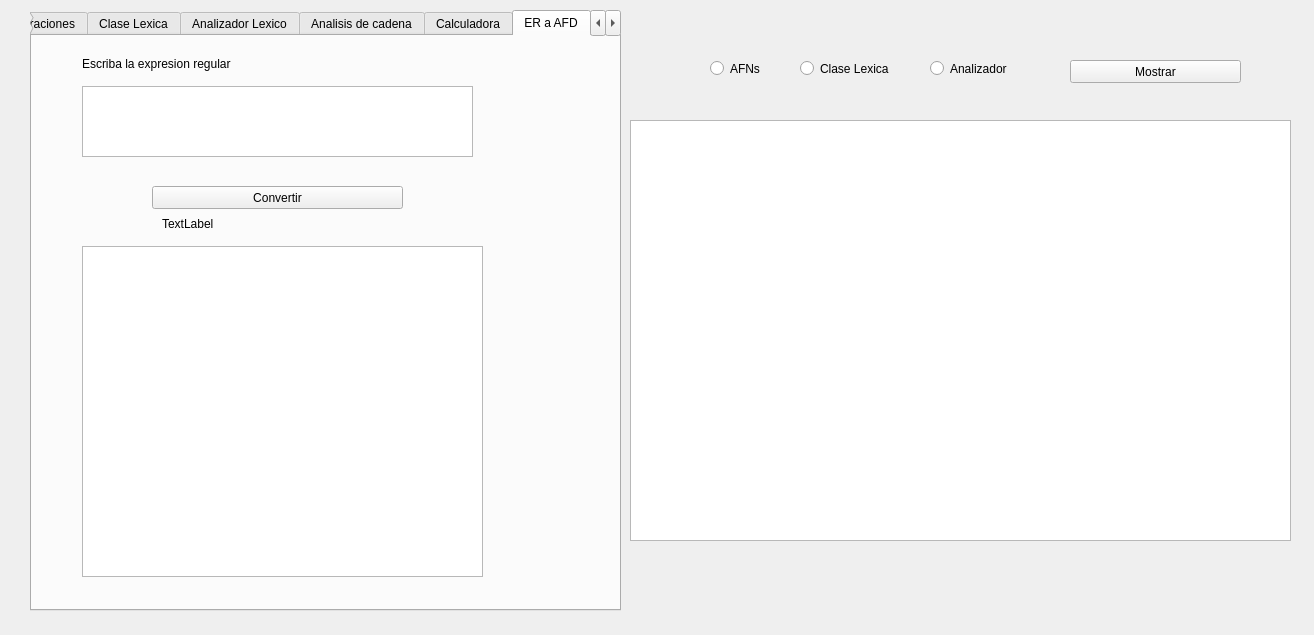
This is InterfazGrafica/Interfaz_Lexico.ui in edwbcruzv/Compiladores as Qt 5 draws it before an edit. The edited form follows.
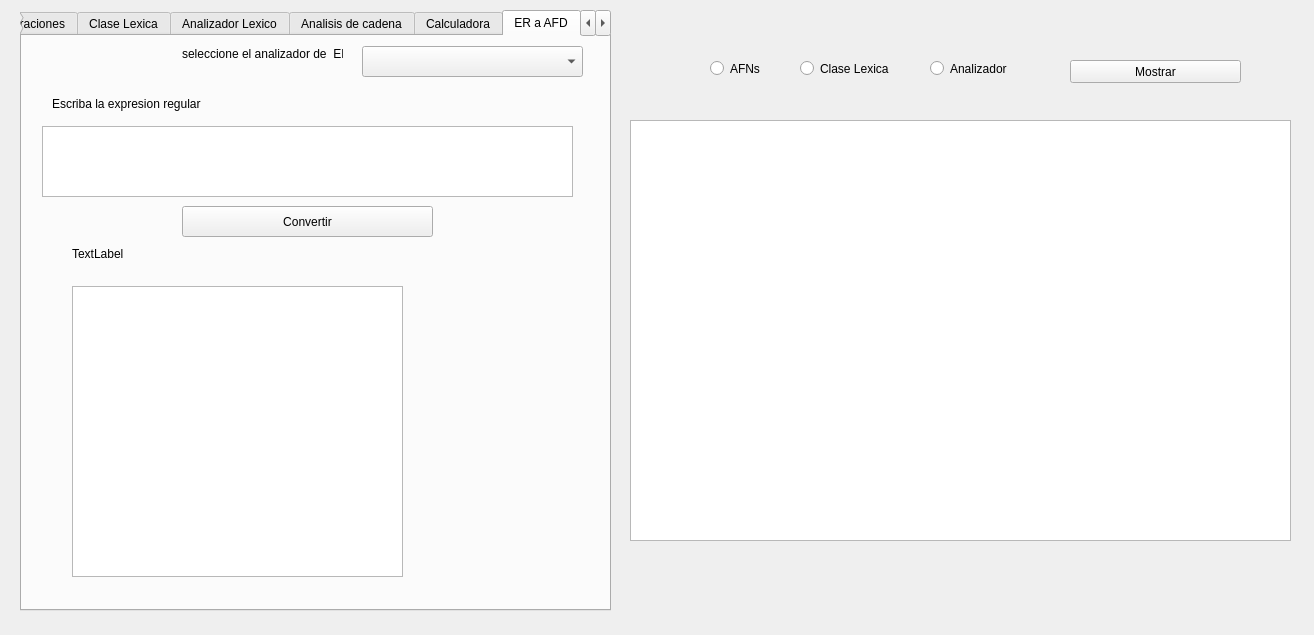
This is the edited form. The open tabs and pages were chosen to show the change.

The edit to the form file:
```diff
--- a/InterfazGrafica/Interfaz_Lexico.ui
+++ b/InterfazGrafica/Interfaz_Lexico.ui
@@ -16,7 +16,7 @@
   <widget class="QTabWidget" name="Pestanias">
    <property name="geometry">
     <rect>
-     <x>30</x>
+     <x>20</x>
      <y>10</y>
      <width>591</width>
      <height>601</height>
@@ -977,9 +977,9 @@
     <widget class="QTextEdit" name="textEdit_ERtoAFD">
      <property name="geometry">
       <rect>
-       <x>50</x>
-       <y>50</y>
-       <width>391</width>
+       <x>20</x>
+       <y>90</y>
+       <width>531</width>
        <height>71</height>
       </rect>
      </property>
@@ -987,8 +987,8 @@
     <widget class="QLabel" name="label_24">
      <property name="geometry">
       <rect>
-       <x>50</x>
-       <y>20</y>
+       <x>30</x>
+       <y>60</y>
        <width>211</width>
        <height>16</height>
       </rect>
@@ -1000,10 +1000,10 @@
     <widget class="QPushButton" name="pushButton_ERtoAFD">
      <property name="geometry">
       <rect>
-       <x>120</x>
-       <y>150</y>
+       <x>160</x>
+       <y>170</y>
        <width>251</width>
-       <height>23</height>
+       <height>31</height>
       </rect>
      </property>
      <property name="text">
@@ -1014,18 +1014,18 @@
      <property name="geometry">
       <rect>
        <x>50</x>
-       <y>210</y>
-       <width>401</width>
-       <height>331</height>
+       <y>250</y>
+       <width>331</width>
+       <height>291</height>
       </rect>
      </property>
     </widget>
     <widget class="QLabel" name="label_StatusERtoAFD">
      <property name="geometry">
       <rect>
-       <x>130</x>
-       <y>180</y>
-       <width>251</width>
+       <x>50</x>
+       <y>210</y>
+       <width>451</width>
        <height>16</height>
       </rect>
      </property>
@@ -1033,6 +1033,29 @@
       <string>TextLabel</string>
      </property>
     </widget>
+    <widget class="QComboBox" name="comboBox_ERtoAFD">
+     <property name="geometry">
+      <rect>
+       <x>340</x>
+       <y>10</y>
+       <width>221</width>
+       <height>31</height>
+      </rect>
+     </property>
+    </widget>
+    <widget class="QLabel" name="label_27">
+     <property name="geometry">
+      <rect>
+       <x>160</x>
+       <y>10</y>
+       <width>161</width>
+       <height>16</height>
+      </rect>
+     </property>
+     <property name="text">
+      <string>seleccione el analizador de  ERs</string>
+     </property>
+    </widget>
    </widget>
    <widget class="QWidget" name="AnalizadorGramaticas">
     <attribute name="title">
```
Left out of the diff: 51 changed lines with no effect on the pictures.
